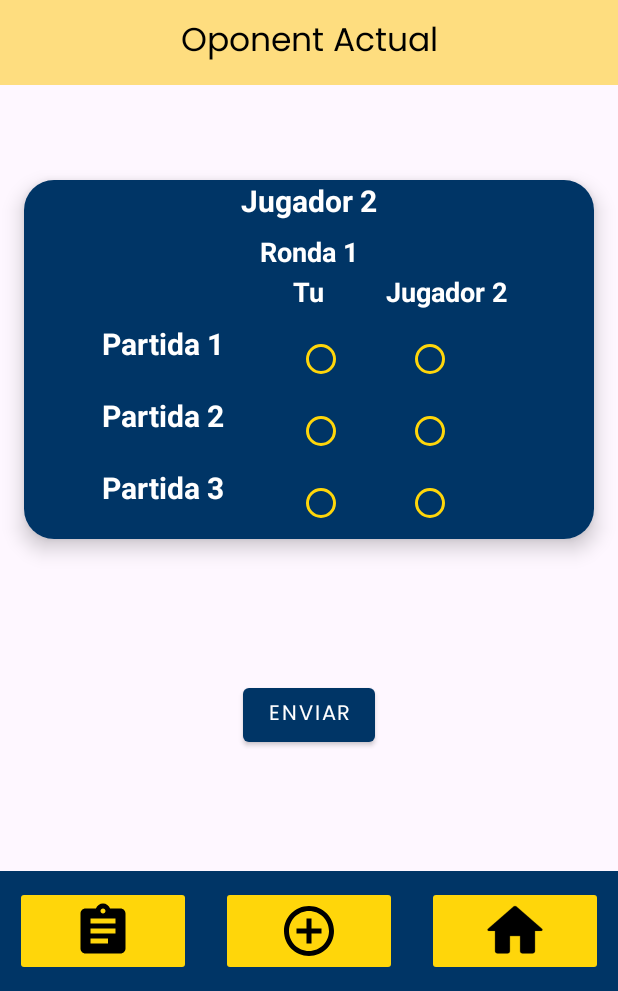
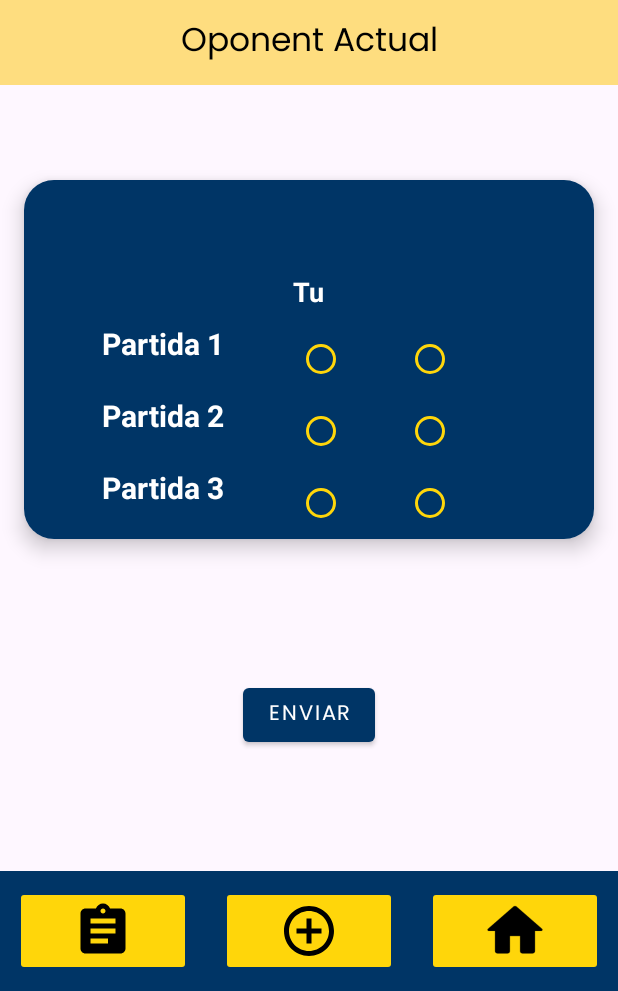
Before and after one commit to Snr1s3/Turnonauta, an Android app: the OponentActual screen opened directly, with no data from a screen before it, on a phone screen of 412 x 824 dp, the part 245-1236 px from its top. Run offline under Robolectric (Android 15) with nearby library versions, the phone set to English and light mode, and no system bars.

Commit message:
emparellament jugadors funcional res mes a tocar

```diff
--- a/app/src/main/java/proj/tcg/turnonauta/aplicacio/OponentActual.kt
+++ b/app/src/main/java/proj/tcg/turnonauta/aplicacio/OponentActual.kt
@@ -9,6 +9,7 @@ import android.widget.TextView
 import android.widget.Toast
 import androidx.activity.enableEdgeToEdge
 import androidx.appcompat.app.AppCompatActivity
+import androidx.cardview.widget.CardView
 import androidx.lifecycle.lifecycleScope
 import kotlinx.coroutines.launch
 import proj.tcg.turnonauta.R
@@ -36,6 +37,7 @@ class OponentActual : AppCompatActivity() {
     private lateinit var toponent: TextView
     private lateinit var playername: TextView
     private lateinit var progressBar: ProgressBar
+    private lateinit var cardView:CardView
     override fun onCreate(savedInstanceState: Bundle?) {
         super.onCreate(savedInstanceState)
         enableEdgeToEdge()
@@ -46,6 +48,9 @@ class OponentActual : AppCompatActivity() {
         toponent = findViewById(R.id.oponent)
         playername = findViewById(R.id.playerName)
         progressBar = findViewById(R.id.progressBar)
+        cardView = findViewById(R.id.cardView)
+        btn.visibility = View.VISIBLE
+        cardView.visibility = View.VISIBLE
         progressBar.visibility = View.GONE
         val menuInferior = MenuInferiorAndroid(window)
         menuInferior.hideSystemNavigationBar()
@@ -130,6 +135,8 @@ class OponentActual : AppCompatActivity() {
                     }
                 }
                 progressBar.visibility = View.VISIBLE
+                cardView.visibility = View.GONE
+                btn.visibility = View.GONE
             } else {
                 if (selectedId1 == -1) {
                     Toast.makeText(this@OponentActual, "Error Fila 1", Toast.LENGTH_SHORT).show()
--- a/app/src/main/res/layout/activity_oponent_actual.xml
+++ b/app/src/main/res/layout/activity_oponent_actual.xml
@@ -7,14 +7,6 @@
     android:layout_height="match_parent"
     android:orientation="vertical"
     tools:context=".aplicacio.OponentActual">
-
-    <ProgressBar
-        android:id="@+id/progressBar"
-        style="?android:attr/progressBarStyle"
-        android:layout_width="match_parent"
-        android:layout_height="match_parent"
-        android:indeterminateTint="@color/color_radio_button"
-        android:visibility="gone" />
 
     <LinearLayout
         android:layout_width="match_parent"
@@ -47,21 +39,32 @@
 
 
     <!-- Login Form -->
+    <ProgressBar
+        android:id="@+id/progressBar"
+        style="?android:attr/progressBarStyle"
+        android:layout_width="141dp"
+        android:layout_height="109dp"
+        android:layout_gravity="center"
+        android:indeterminateTint="@color/color_radio_button"
+        android:visibility="gone" />
+
     <androidx.cardview.widget.CardView
+        android:id="@+id/cardView"
         android:layout_width="match_parent"
         android:layout_height="wrap_content"
         android:layout_marginStart="16dp"
         android:layout_marginEnd="16dp"
         android:layout_marginBottom="30dp"
         app:cardCornerRadius="20dp"
-        app:cardElevation="8dp">
+        app:cardElevation="8dp"
+        tools:visibility="visible">
 
         <LinearLayout
             android:layout_width="match_parent"
             android:layout_height="wrap_content"
-            android:orientation="vertical"
+            android:background="@color/color_radio_button"
             android:gravity="center_horizontal"
-            android:background="@color/color_radio_button">
+            android:orientation="vertical">
 
 
             <LinearLayout
@@ -78,7 +81,6 @@
                     android:gravity="center"
                     android:paddingStart="10dp"
                     android:paddingEnd="10dp"
-                android:text="Jugador 2"
                     android:textColor="@color/color_text2"
                     android:textSize="20sp"
                     android:textStyle="bold" />
@@ -91,7 +93,6 @@
                 android:layout_height="wrap_content"
                 android:layout_gravity="center_horizontal"
                 android:paddingTop="8dp"
-            android:text="Ronda 1"
                 android:textColor="@color/color_text2"
                 android:textSize="18sp"
                 android:textStyle="bold" />
@@ -132,7 +133,6 @@
                         android:layout_height="wrap_content"
                         android:layout_weight="1"
                         android:gravity="center"
-                    android:text="Jugador 2"
                         android:textColor="@color/color_text2"
                         android:textSize="18sp"
                         android:textStyle="bold" />
@@ -150,14 +150,15 @@
                         android:textColor="@color/color_text2"
                         android:textSize="20sp"
                         android:textStyle="bold" />
+
                     <RadioGroup
                         android:id="@+id/Partida1"
                         android:layout_width="match_parent"
                         android:layout_height="wrap_content"
                         android:layout_weight="1"
                         android:checked="true"
-                    app:backgroundTint="@color/color_text2"
-                    android:orientation="horizontal">
+                        android:orientation="horizontal"
+                        app:backgroundTint="@color/color_text2">
 
                         <RadioButton
                             android:id="@+id/p1b1"
@@ -195,8 +196,8 @@
                         android:layout_height="wrap_content"
                         android:layout_weight="1"
                         android:checked="true"
-                    app:backgroundTint="@color/color_text2"
-                    android:orientation="horizontal">
+                        android:orientation="horizontal"
+                        app:backgroundTint="@color/color_text2">
 
                         <RadioButton
                             android:layout_width="wrap_content"
@@ -232,8 +233,8 @@
                         android:layout_height="wrap_content"
                         android:layout_weight="1"
                         android:checked="true"
-                    app:backgroundTint="@color/color_text2"
-                    android:orientation="horizontal">
+                        android:orientation="horizontal"
+                        app:backgroundTint="@color/color_text2">
 
                         <RadioButton
                             android:layout_width="wrap_content"
@@ -262,13 +263,15 @@
         android:gravity="center_horizontal"
         android:layout_weight="1"
         android:orientation="horizontal">
+
         <Button
             android:id="@+id/bActualitzar"
             style="@style/CustomButton"
-            android:layout_gravity="center_vertical"
             android:layout_width="wrap_content"
             android:layout_height="wrap_content"
-            android:text="@string/enviar" />
+            android:layout_gravity="center_vertical"
+            android:text="@string/enviar"
+            tools:visibility="visible" />
     </LinearLayout>
 
     <androidx.fragment.app.FragmentContainerView
```
Lines whose indentation alone changed are shown as unchanged.
